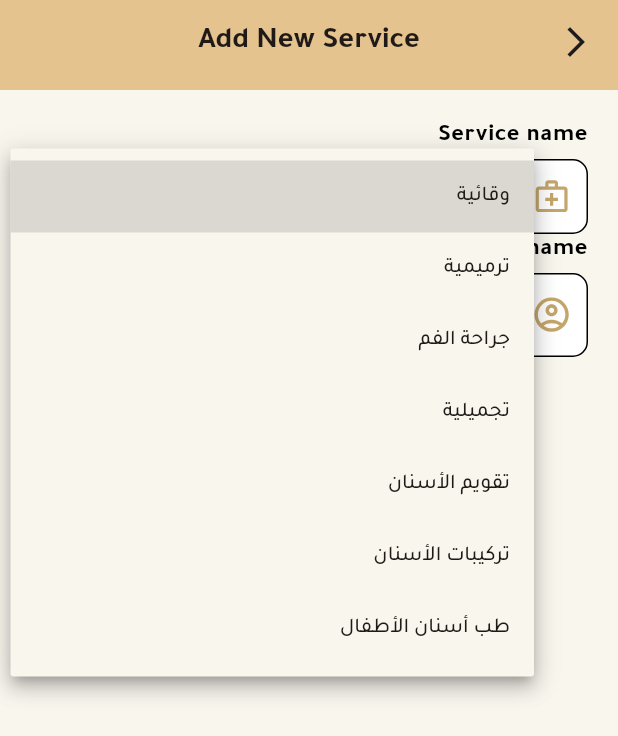
After one commit to RamyAlhakem/dental_clinics, a Flutter app: the AddNewServiceScreen screen opened by its route, after a tap on "Select Service", on a phone screen of 412 x 824 dp. The commit adds this screen. Shown: the top 736 px of the screen. Run offline on Flutter 3.47's test engine with Material 3 defaults, Android fonts, the phone set to English and light mode, and no system bars; our stand-ins replace cloud_firestore, equatable, firebase_auth, firebase_core, flutter_bloc, flutter_svg and 3 more; accounts and stored records are empty.

Commit message:
add services to clinics

```diff
--- /dev/null
+++ b/devtools_options.yaml
@@ -0,0 +1,3 @@
+description: This file stores settings for Dart & Flutter DevTools.
+documentation: https://docs.flutter.dev/tools/devtools/extensions#configure-extension-enablement-states
+extensions:
--- /dev/null
+++ b/lib/clinic/features/profile/data/data_source/local_data/profile_local_data_source.dart
@@ -0,0 +1,5 @@
+import 'package:dental_clinics_app/clinic/features/profile/domain/entities/service_entitie.dart';
+
+abstract class ProfileLocalDataSourse {
+  List<ServiceType> getStaticServices();
+}
--- /dev/null
+++ b/lib/clinic/features/profile/data/data_source/local_data/profile_local_data_source_imp.dart
@@ -0,0 +1,9 @@
+import 'package:dental_clinics_app/clinic/features/profile/data/data_source/local_data/profile_local_data_source.dart';
+import 'package:dental_clinics_app/clinic/features/profile/domain/entities/service_entitie.dart';
+
+class ProfileLocalDataSourceIml implements ProfileLocalDataSourse {
+  @override
+  List<ServiceType> getStaticServices() {
+    return ServiceType.values;
+  }
+}
--- /dev/null
+++ b/lib/clinic/features/profile/domain/entities/service_entitie.dart
@@ -0,0 +1,9 @@
+enum ServiceType {
+  preventive,
+  restorative,
+  oralSurgery,
+  cosmeeticDentistry,
+  orthodontics,
+  prosthodontics,
+  pedodontics,
+}
--- /dev/null
+++ b/lib/clinic/features/profile/extensions/service_extension.dart
@@ -0,0 +1,24 @@
+import 'package:dental_clinics_app/clinic/features/profile/domain/entities/service_entitie.dart';
+import 'package:dental_clinics_app/core/extensions/lang_extension.dart';
+import 'package:flutter/material.dart';
+
+extension ServiceExtension on ServiceType {
+  String getTitle(BuildContext context) {
+    switch (this) {
+      case ServiceType.restorative:
+        return context.arb.restorative;
+      case ServiceType.prosthodontics:
+        return context.arb.prosthodontics;
+      case ServiceType.cosmeeticDentistry:
+        return context.arb.cosmetic;
+      case ServiceType.oralSurgery:
+        return context.arb.oralSurgery;
+      case ServiceType.orthodontics:
+        return context.arb.orthodontics;
+      case ServiceType.pedodontics:
+        return context.arb.pedodontics;
+      case ServiceType.preventive:
+        return context.arb.preventive;
+    }
+  }
+}
--- /dev/null
+++ b/lib/clinic/features/profile/presentation/cubit/profile_cubit.dart
@@ -0,0 +1,10 @@
+import 'package:dental_clinics_app/clinic/features/profile/domain/entities/service_entitie.dart';
+import 'package:dental_clinics_app/clinic/features/profile/presentation/cubit/profile_state.dart';
+import 'package:flutter_bloc/flutter_bloc.dart';
+
+class ProfileCubit extends Cubit<ProfileState> {
+  ProfileCubit() : super(InitiSelectedServiceState(selectedService: null));
+  selectService(ServiceType service) {
+    emit(ChangingSelectedServiceState(selectedService: service));
+  }
+}
--- /dev/null
+++ b/lib/clinic/features/profile/presentation/cubit/profile_state.dart
@@ -0,0 +1,14 @@
+import 'package:dental_clinics_app/clinic/features/profile/domain/entities/service_entitie.dart';
+
+class ProfileState {
+  final ServiceType? selectedService;
+  const ProfileState({this.selectedService});
+}
+
+class ChangingSelectedServiceState extends ProfileState {
+  const ChangingSelectedServiceState({super.selectedService});
+}
+
+class InitiSelectedServiceState extends ProfileState {
+  const InitiSelectedServiceState({super.selectedService});
+}
--- /dev/null
+++ b/lib/clinic/features/profile/presentation/view/screens/add_new_service_screen.dart
@@ -0,0 +1,92 @@
+import 'package:dental_clinics_app/clinic/features/profile/data/data_source/local_data/profile_local_data_source_imp.dart';
+import 'package:dental_clinics_app/clinic/features/profile/extensions/service_extension.dart';
+import 'package:dental_clinics_app/clinic/features/profile/presentation/cubit/profile_cubit.dart';
+import 'package:dental_clinics_app/clinic/features/profile/presentation/cubit/profile_state.dart';
+import 'package:dental_clinics_app/core/componeents/app_app_bar.dart';
+import 'package:dental_clinics_app/core/componeents/app_text.dart';
+import 'package:dental_clinics_app/core/componeents/app_text_form_field.dart';
+import 'package:dental_clinics_app/core/componeents/svg_widget.dart';
+import 'package:dental_clinics_app/core/themes/app_colors.dart';
+import 'package:flutter/material.dart';
+import 'package:flutter_bloc/flutter_bloc.dart';
+
+class AddNewServiceScreen extends StatefulWidget {
+  const AddNewServiceScreen({super.key});
+
+  @override
+  State<AddNewServiceScreen> createState() => _AddNewServiceScreenState();
+}
+
+class _AddNewServiceScreenState extends State<AddNewServiceScreen> {
+  @override
+  Widget build(BuildContext context) {
+    return Scaffold(
+      appBar: AppAppBar(title: "Add New Service"),
+
+      body: Padding(
+        padding: const EdgeInsets.all(20.0),
+        child: Column(
+          children: [
+            AppText(text: "Service name"),
+            SizedBox(height: 5),
+            BlocBuilder<ProfileCubit, ProfileState>(
+              builder: (context, state) {
+                return Container(
+                  padding: EdgeInsets.symmetric(horizontal: 10),
+                  decoration: BoxDecoration(
+                    color: AppColors.whiteColor,
+                    border: Border.all(color: AppColors.blackColor),
+                    borderRadius: BorderRadius.circular(10),
+                  ),
+                  child: Row(
+                    children: [
+                      SvgWidget(icon: "medical_services"),
+                      SizedBox(width: 15),
+                      Expanded(
+                        child: DropdownButtonHideUnderline(
+                          child: DropdownButton(
+                            isExpanded: true,
+                            dropdownColor: AppColors.backgroundColor,
+                            style: Theme.of(context).textTheme.labelLarge!
+                                .copyWith(
+                                  color: AppColors.titlColor,
+                                  fontSize: 14,
+                                  fontWeight: FontWeight.w500,
+                                ),
+
+                            value: state.selectedService,
+                            hint: Text("Select Service"),
+                            items: ProfileLocalDataSourceIml()
+                                .getStaticServices()
+                                .map(
+                                  (service) => DropdownMenuItem(
+                                    value: service,
+                                    child: Text(service.getTitle(context)),
+                                  ),
+                                )
+                                .toList(),
+
+                            onChanged: (val) {
+                              context.read<ProfileCubit>().selectService(val!);
+                            },
+                          ),
+                        ),
+                      ),
+                    ],
+                  ),
+                );
+              },
+            ),
+            AppText(text: "Doctor name"),
+            SizedBox(height: 5),
+            AppTextFormField(
+              hintText: "Doctor name",
+              labelText: "Enter doctor name",
+              icon: "account_circle",
+            ),
+          ],
+        ),
+      ),
+    );
+  }
+}
--- a/lib/clinic/features/profile/presentation/view/screens/services_screen.dart
+++ b/lib/clinic/features/profile/presentation/view/screens/services_screen.dart
@@ -2,8 +2,11 @@ import 'package:dental_clinics_app/clinic/features/profile/presentation/view/wid
 import 'package:dental_clinics_app/clinic/features/profile/presentation/view/widgets/services_widget.dart';
 import 'package:dental_clinics_app/core/componeents/app_app_bar.dart';
 import 'package:dental_clinics_app/core/componeents/app_text.dart';
+import 'package:dental_clinics_app/core/componeents/svg_widget.dart';
 import 'package:dental_clinics_app/core/extensions/lang_extension.dart';
+import 'package:dental_clinics_app/core/routing/route_names.dart';
 import 'package:flutter/material.dart';
+import 'package:go_router/go_router.dart';
 
 class ServicesScreen extends StatefulWidget {
   const ServicesScreen({super.key});
@@ -16,7 +19,11 @@ class _ServicesScreenState extends State<ServicesScreen> {
   @override
   Widget build(BuildContext context) {
     return Scaffold(
-      bottomNavigationBar: BottomNnavigationBarAvailable(),
+      floatingActionButton: FloatingActionButton(
+        child: SvgWidget(icon: "add"),
+        onPressed: () => context.pushNamed(RouteNames.addNewService),
+      ),
+      // bottomNavigationBar: BottomNnavigationBarAvailable(),
       appBar: AppAppBar(title: context.arb.services),
       body: Padding(
         padding: const EdgeInsets.symmetric(horizontal: 20, vertical: 20),
--- a/lib/core/routing/route_names.dart
+++ b/lib/core/routing/route_names.dart
@@ -7,4 +7,5 @@ class RouteNames {
   static const String editProfile = "edit profile";
   static const String availableTimes = "available times";
   static const String services = "services";
+  static const String addNewService = "add new service";
 }
--- a/lib/core/routing/routing_config.dart
+++ b/lib/core/routing/routing_config.dart
@@ -1,5 +1,6 @@
 import 'package:dental_clinics_app/clinic/features/bottom_navigation_bar/presentation/view/screens/bottom_navigation_bar_screen.dart';
 import 'package:dental_clinics_app/clinic/features/home/presentation/view/screens/home_screens.dart';
+import 'package:dental_clinics_app/clinic/features/profile/presentation/view/screens/add_new_service_screen.dart';
 import 'package:dental_clinics_app/clinic/features/profile/presentation/view/screens/available_times_screen.dart';
 import 'package:dental_clinics_app/clinic/features/profile/presentation/view/screens/edit_profile_screen.dart';
 import 'package:dental_clinics_app/clinic/features/profile/presentation/view/screens/services_screen.dart';
@@ -53,6 +54,11 @@ class RoutingConfig {
         path: "/services",
         builder: (context, state) => ServicesScreen(),
       ),
+      GoRoute(
+        name: RouteNames.addNewService,
+        path: "/addNewService",
+        builder: (context, state) => AddNewServiceScreen(),
+      ),
     ],
   );
 }
--- a/lib/core/themes/app_theme.dart
+++ b/lib/core/themes/app_theme.dart
@@ -97,6 +97,14 @@ class AppTheme {
           ),
         ),
       ),
+      // dropdownMenuTheme: DropdownMenuThemeData(
+      //   textStyle: TextStyle(
+      //     color: AppColors.titlColor,
+      //     fontSize: 14,
+      //     fontWeight: FontWeight.w500,
+      //     fontFamily: isArabic ? "Tajawal" : "PlusJakartaSans",
+      //   ),
+      // ),
 
       textButtonTheme: TextButtonThemeData(
         style: ButtonStyle(
@@ -110,6 +118,9 @@ class AppTheme {
             ),
           ),
         ),
+      ),
+      floatingActionButtonTheme: FloatingActionButtonThemeData(
+        backgroundColor: AppColors.primaryColor,
       ),
 
       textTheme: TextTheme(
--- a/lib/dental_clinics.dart
+++ b/lib/dental_clinics.dart
@@ -1,5 +1,6 @@
 import 'package:cloud_firestore/cloud_firestore.dart';
 import 'package:dental_clinics_app/clinic/features/bottom_navigation_bar/presentation/cubit/bottom_navigation_bar_cubit.dart';
+import 'package:dental_clinics_app/clinic/features/profile/presentation/cubit/profile_cubit.dart';
 import 'package:dental_clinics_app/core/features/auth/data/data_source/remote_date/auth_remote_data_source_impl.dart';
 import 'package:dental_clinics_app/core/features/auth/data/repository/auth_repository_impl.dart';
 import 'package:dental_clinics_app/core/features/auth/domain/uses_cases/auth_use_case.dart';
@@ -47,6 +48,7 @@ class _DentalClinicsState extends State<DentalClinics> {
         BlocProvider(create: (conteext) => BottomNavigationBarCubit()),
         BlocProvider(create: (conteext) => ServicesCubit()),
         BlocProvider(create: (conteext) => RoleCubit()),
+        BlocProvider(create: (conteext) => ProfileCubit()),
         BlocProvider(
           create: (conteext) => AuthCubit(
             authUseCase: AuthUseCase(
--- a/lib/l10n/app_ar.arb
+++ b/lib/l10n/app_ar.arb
@@ -91,5 +91,10 @@
   "passwordResetLinkSent": "تم إرسال رابط إعادة ضبط كلمة المرور",
   "weHaveSentPasswordResetLink": "لقد أرسلنا رابط إعادة ضبط كلمة المرور إلى بريدك الإلكتروني",
   "done": "تم",
-  "pleaseEnterYourEmailFirst": "يرجى إدخال بريدك الإلكتروني أولاً"
+  "pleaseEnterYourEmailFirst": "يرجى إدخال بريدك الإلكتروني أولاً",
+  "oralSurgery": "جراحة الفم",
+  "orthodontics": "تقويم الأسنان",
+  "endodontics": "علاج الجذور",
+  "cosmeticDentistry": "طب الأسنان التجميلي",
+  "pediatricDentistry": "طب أسنان الأطفال"
 }
--- a/lib/l10n/app_en.arb
+++ b/lib/l10n/app_en.arb
@@ -90,7 +90,12 @@
   "passwordResetLinkSent": "Password Reset Link Sent",
   "weHaveSentPasswordResetLink": "We have sent a password reset link to your email",
   "done": "Done",
-  "pleaseEnterYourEmailFirst": "Please enter your email first"
+  "pleaseEnterYourEmailFirst": "Please enter your email first",
+  "oralSurgery": "Oral Surgery",
+  "orthodontics": "Orthodontics",
+  "endodontics": "Endodontics",
+  "cosmeticDentistry": "Cosmetic Dentistry",
+  "pediatricDentistry": "Pediatric Dentistry"
 
 
 
--- a/lib/l10n/app_localizations.dart
+++ b/lib/l10n/app_localizations.dart
@@ -652,6 +652,24 @@ abstract class AppLocalizations {
   /// In en, this message translates to:
   /// **'Please enter your email first'**
   String get pleaseEnterYourEmailFirst;
+
+  /// No description provided for @endodontics.
+  ///
+  /// In en, this message translates to:
+  /// **'Endodontics'**
+  String get endodontics;
+
+  /// No description provided for @cosmeticDentistry.
+  ///
+  /// In en, this message translates to:
+  /// **'Cosmetic Dentistry'**
+  String get cosmeticDentistry;
+
+  /// No description provided for @pediatricDentistry.
+  ///
+  /// In en, this message translates to:
+  /// **'Pediatric Dentistry'**
+  String get pediatricDentistry;
 }
 
 class _AppLocalizationsDelegate
--- a/lib/l10n/app_localizations_ar.dart
+++ b/lib/l10n/app_localizations_ar.dart
@@ -294,4 +294,13 @@ class AppLocalizationsAr extends AppLocalizations {
 
   @override
   String get pleaseEnterYourEmailFirst => 'يرجى إدخال بريدك الإلكتروني أولاً';
+
+  @override
+  String get endodontics => 'علاج الجذور';
+
+  @override
+  String get cosmeticDentistry => 'طب الأسنان التجميلي';
+
+  @override
+  String get pediatricDentistry => 'طب أسنان الأطفال';
 }
--- a/lib/l10n/app_localizations_en.dart
+++ b/lib/l10n/app_localizations_en.dart
@@ -295,4 +295,13 @@ class AppLocalizationsEn extends AppLocalizations {
 
   @override
   String get pleaseEnterYourEmailFirst => 'Please enter your email first';
+
+  @override
+  String get endodontics => 'Endodontics';
+
+  @override
+  String get cosmeticDentistry => 'Cosmetic Dentistry';
+
+  @override
+  String get pediatricDentistry => 'Pediatric Dentistry';
 }
```
Also changed, not shown: assets/icons/add.svg (added).
